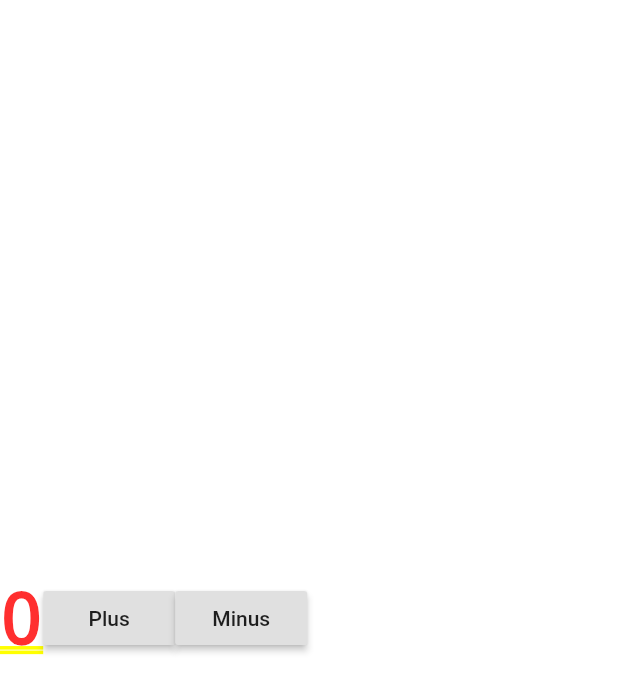
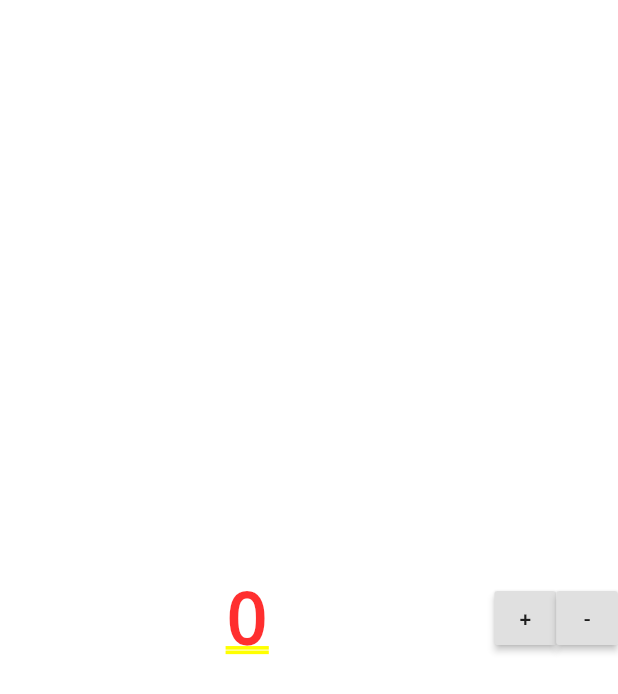
Before and after one commit to kaleidot725-trashbox/flutter-counter, a Flutter app: the screen it shows after launch, on a phone screen of 412 x 824 dp. Shown: the top 694 px of the screen. Run offline on Flutter 3.47's test engine with Material 2 defaults, Android fonts, the phone set to English and light mode, and no system bars.

Commit message:
Update Counter

```diff
--- a/counter/lib/CounterApp.dart
+++ b/counter/lib/CounterApp.dart
@@ -5,25 +5,33 @@ import 'package:scoped_model/scoped_model.dart';
 
 class CounterApp extends StatelessWidget {
   Widget build(BuildContext context) {
-    return ScopedModel<CounterModel> (
+    return ScopedModel<CounterModel>(
         model: CounterModel(),
         child: Row(children: [
-        ScopedModelDescendant<CounterModel>(
-          builder: (context, child, model) => Text('${model.counter}'),
+          Expanded(
+            child: ScopedModelDescendant<CounterModel>(
+              builder: (context, child, model) => Text('${model.counter}', textAlign: TextAlign.center,),
             ),
-        ScopedModelDescendant<CounterModel>(
+            flex: 8,
+          ),
+          Expanded(
+            child: ScopedModelDescendant<CounterModel>(
               builder: (context, child, model) => RaisedButton(
                 onPressed: model.increment,
-            child: Text('Plus'),
+                child: Text('+'),
               ),
             ),
-        ScopedModelDescendant<CounterModel>(
+            flex: 1,
+          ),
+          Expanded(
+            child: ScopedModelDescendant<CounterModel>(
               builder: (context, child, model) => RaisedButton(
                 onPressed: model.decrement,
-            child: Text('Minus'),
+                child: Text('-'),
               ),
             ),
-      ])
-    );
+            flex: 1,
+          ),
+        ]));
   }
 }
--- a/counter/lib/CounterModel.dart
+++ b/counter/lib/CounterModel.dart
@@ -1,8 +1,12 @@
+import 'package:flutter/cupertino.dart';
 import 'package:scoped_model/scoped_model.dart';
 
 class CounterModel extends Model {
   int _counter = 0;
   int get counter => _counter;
+
+  static CounterModel of(BuildContext context) =>
+      ScopedModel.of<CounterModel>(context);
 
   void increment() {
     _counter++;
```
Lines whose indentation alone changed are shown as unchanged.
